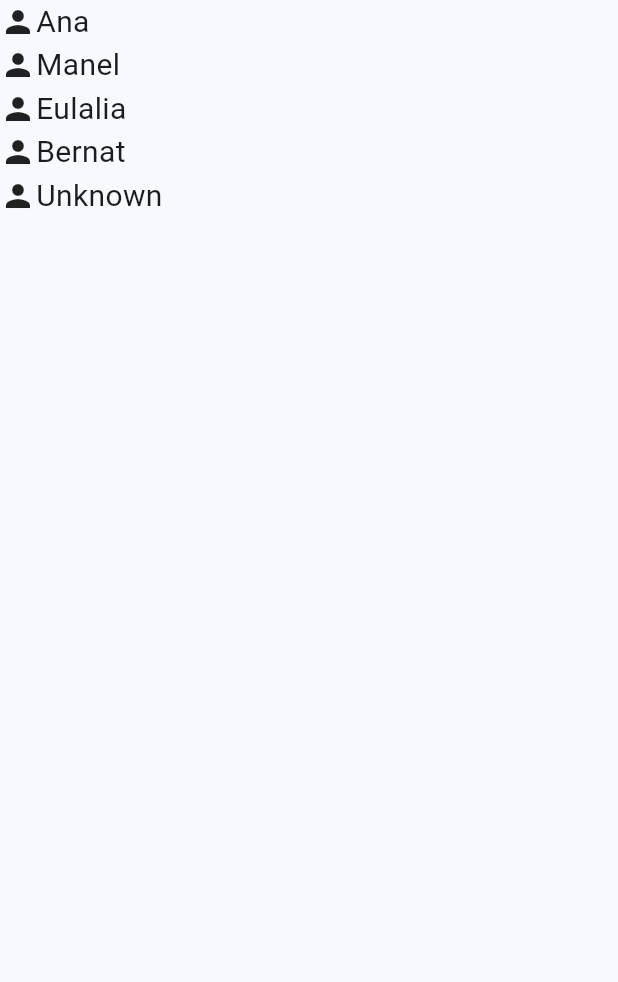
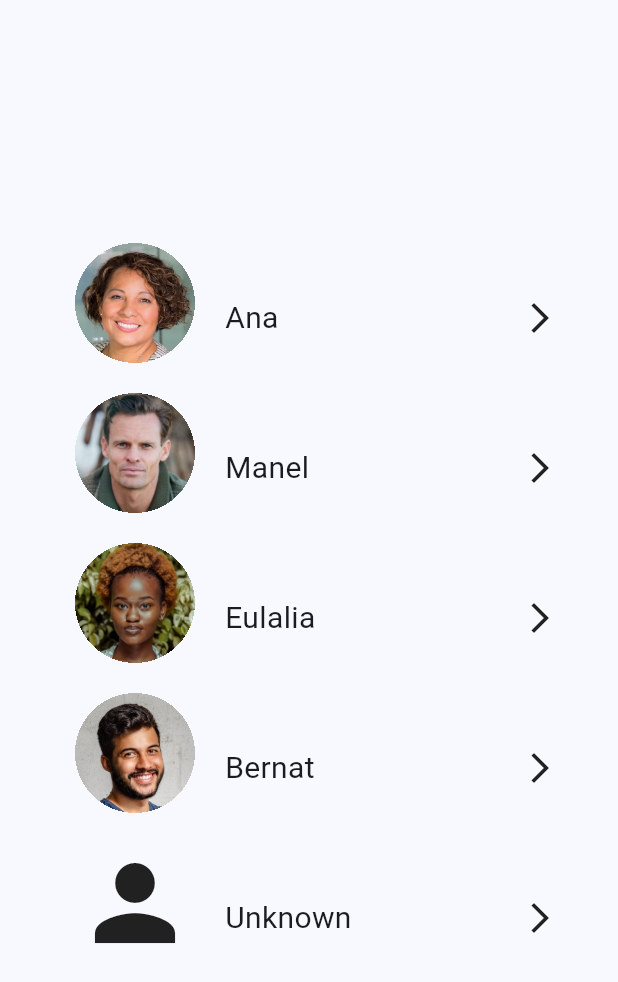
Before and after one commit to danielhoyosceldran/securedoors_app_m3, a Flutter app: the ScreenUsers screen opened directly, on a phone screen of 412 x 824 dp. Shown: the top 982 px of the screen. Run offline on Flutter 3.47's test engine with Material 3 defaults, Android fonts, the phone set to English and light mode, and no system bars; our stand-ins replace flutter_speed_dial; network calls fail.

Commit message:
Working on users screen 2

```diff
--- a/lib/main.dart
+++ b/lib/main.dart
@@ -24,7 +24,7 @@ class MyApp extends StatelessWidget {
         ),
         // see https://docs.flutter.dev/cookbook/design/themes
       ),
-      home: const ScreenUsers(),//const ScreenPartition(id: "ROOT"),
+      home: const ScreenPartition(id: "ROOT"),
       debugShowCheckedModeBanner: false,
     );
   }
--- a/lib/screen_users.dart
+++ b/lib/screen_users.dart
@@ -1,33 +1,65 @@
 import 'package:flutter/material.dart';
+import 'package:securedoors_app/screen_partition.dart';
 
 class ScreenUsers extends StatelessWidget {
   const ScreenUsers({Key? key}) : super(key: key);
 
-  Widget _user({profilePhoto: String, name: String}) {
-    return Row(
-      children: [
-        Container(
-          child: (profilePhoto == "no") ?
-            const Icon(Icons.person)
-          : Image(image: profilePhoto),
-        ),
-        Text(name)
-      ],
+  Widget _user(BuildContext context, {profilePhoto: String, name: String}) {
+    return GestureDetector(
+      onTap: () {
+        _navigateDownPartition(context, "ROOT");
+      },
+      child: Row(
+        children: [
+          Container(
+              margin: const EdgeInsets.only(left: 50),
+              padding: const EdgeInsets.only(right: 20, bottom: 20),
+              child: (profilePhoto == "no")
+                  ? const Icon(
+                      Icons.person,
+                      size: 80,
+                    )
+                  : Container(
+                      clipBehavior: Clip.hardEdge,
+                      width: 80,
+                      decoration: const BoxDecoration(shape: BoxShape.circle),
+                      child: Image.asset(
+                        profilePhoto,
+                      ),
+                    )),
+          Text(name),
+          const Spacer(),
+          Container(
+            padding: const EdgeInsets.only(right: 40),
+            child: const Icon(Icons.arrow_forward_ios),
+          ),
+        ],
+      ),
     );
   }
 
   @override
   Widget build(BuildContext context) {
     return Scaffold(
-      body: Column(
+        body: Container(
+      width: MediaQuery.of(context).size.width,
+      child: Column(
+        mainAxisAlignment: MainAxisAlignment.center,
+        crossAxisAlignment: CrossAxisAlignment.center,
         children: [
-          _user(profilePhoto: "no", name: "Ana"),
-          _user(profilePhoto: "no", name: "Manel"),
-          _user(profilePhoto: "no", name: "Eulalia"),
-          _user(profilePhoto: "no", name: "Bernat"),
-          _user(profilePhoto: "no", name: "Unknown"),
+          _user(profilePhoto: "lib/assets/users/Ana.jpg", name: "Ana", context),
+          _user(profilePhoto: "lib/assets/users/Manel.jpg", name: "Manel", context),
+          _user(profilePhoto: "lib/assets/users/Eulalia.jpg", name: "Eulalia", context),
+          _user(profilePhoto: "lib/assets/users/Bernat.jpg", name: "Bernat", context),
+          _user(profilePhoto: "no", name: "Unknown", context),
         ],
       ),
+    ));
+  }
+
+  void _navigateDownPartition(BuildContext context, String childId) {
+    Navigator.of(context)
+        .push(MaterialPageRoute<void>(builder: (context) => ScreenPartition(id: childId,))
     );
   }
 }
--- a/pubspec.yaml
+++ b/pubspec.yaml
@@ -63,7 +63,8 @@ flutter:
   uses-material-design: true
 
   # To add assets to your application, add an assets section, like this:
-  # assets:
+  assets:
+    - lib/assets/users/
   #   - images/a_dot_burr.jpeg
   #   - images/a_dot_ham.jpeg
 
```
Also changed, not shown: lib/screen_partition.dart (+10 -22 lines), lib/screen_space.dart (+6 -16 lines), lib/widgets/appBar.dart (added, +18 -0 lines), lib/assets/users/Ana.jpg (renamed from assets/users/Ana.jpg), lib/assets/users/Bernat.jpg (renamed from assets/users/Bernat.jpg), lib/assets/users/Eulalia.jpg (renamed from assets/users/Eulalia.jpg), lib/assets/users/Manel.jpg (renamed from assets/users/Manel.jpg).
